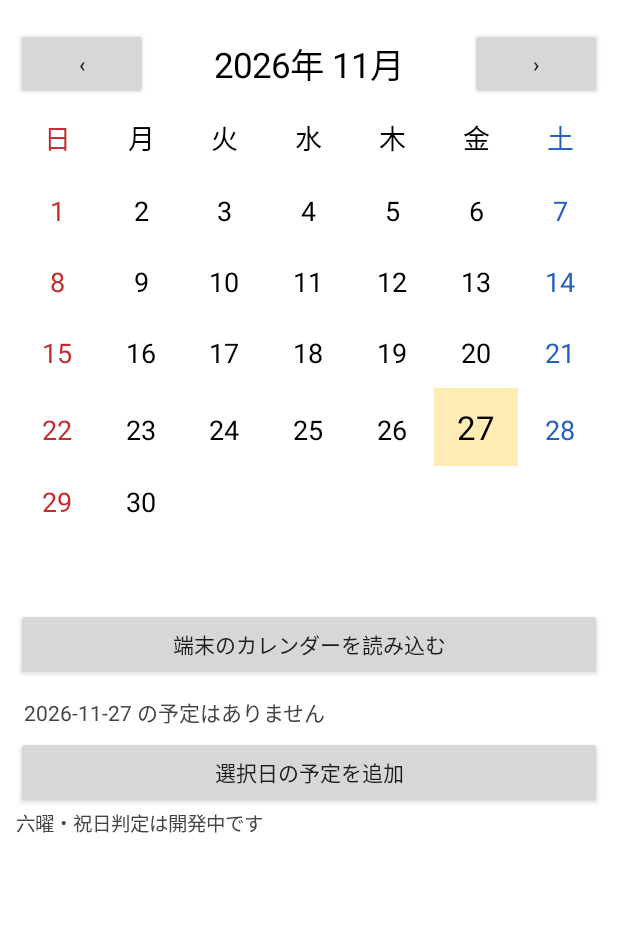
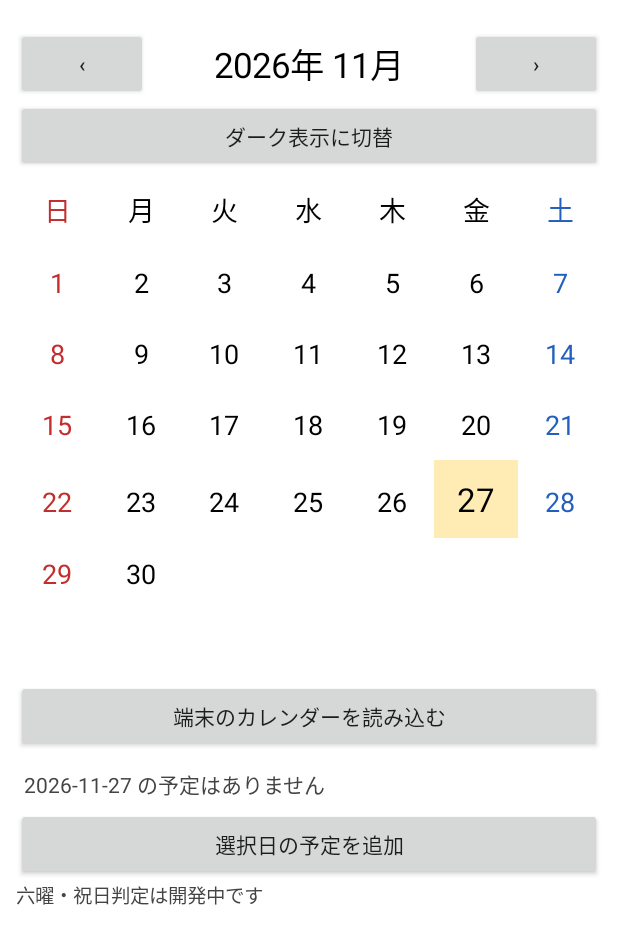
Before and after one commit to kurenn46-max/night-calendar-, an Android app: the screen it shows after launch (MainActivity), on a phone screen of 412 x 824 dp. Shown: the top 944 px of the screen. Run offline under Robolectric (Android 15) with nearby library versions, the phone set to English and light mode, and no system bars.

Commit message:
feat(calendar): verified light and dark appearance
* feat(calendar): add persistent light/dark switch and preserve selected date

* fix(calendar): avoid Android View Drawable property shadowing theme colors

```diff
--- a/app/src/main/java/com/nightcalendar/MainActivity.kt
+++ b/app/src/main/java/com/nightcalendar/MainActivity.kt
@@ -28,26 +28,45 @@ class MainActivity : Activity() {
     private lateinit var eventSummary: TextView
     private lateinit var eventButtons: LinearLayout
     private val japanese = Locale.JAPAN
+    private var dark = false
+    private val nightForegroundColor get() = if (dark) Color.rgb(235, 235, 235) else Color.BLACK
+    private val nightSecondaryColor get() = if (dark) Color.rgb(190, 190, 190) else Color.DKGRAY
+    private val nightBackgroundColor get() = if (dark) Color.rgb(24, 24, 28) else Color.WHITE
 
     override fun onCreate(savedInstanceState: Bundle?) {
         super.onCreate(savedInstanceState)
+        dark = getPreferences(MODE_PRIVATE).getBoolean("dark",
+            resources.configuration.uiMode and android.content.res.Configuration.UI_MODE_NIGHT_MASK ==
+                android.content.res.Configuration.UI_MODE_NIGHT_YES)
+        savedInstanceState?.getString("selectedDate")?.let {
+            selectedDate = LocalDate.parse(it)
+            month = YearMonth.from(selectedDate)
+        }
+        setTheme(if (dark) android.R.style.Theme_Material_NoActionBar else android.R.style.Theme_Material_Light_NoActionBar)
         val root = LinearLayout(this).apply {
             orientation = LinearLayout.VERTICAL
             setPadding(16, 28, 16, 12)
-            setBackgroundColor(Color.WHITE)
+            setBackgroundColor(nightBackgroundColor)
         }
         val navigation = LinearLayout(this).apply { gravity = Gravity.CENTER_VERTICAL }
         val previous = Button(this).apply { text = "‹"; setOnClickListener { moveMonth(-1) } }
         heading = TextView(this).apply {
             textSize = 23f
             gravity = Gravity.CENTER
-            setTextColor(Color.BLACK)
+            setTextColor(nightForegroundColor)
         }
         val next = Button(this).apply { text = "›"; setOnClickListener { moveMonth(1) } }
         navigation.addView(previous)
         navigation.addView(heading, LinearLayout.LayoutParams(0, -2, 1f))
         navigation.addView(next)
         root.addView(navigation)
+        root.addView(Button(this).apply {
+            text = if (dark) "ライト表示に切替" else "ダーク表示に切替"
+            setOnClickListener {
+                getPreferences(MODE_PRIVATE).edit().putBoolean("dark", !dark).apply()
+                recreate()
+            }
+        })
         calendar = GridLayout(this).apply { columnCount = 7 }
         root.addView(calendar)
         root.addView(Button(this).apply {
@@ -60,7 +79,7 @@ class MainActivity : Activity() {
         })
         eventSummary = TextView(this).apply {
             textSize = 14f
-            setTextColor(Color.DKGRAY)
+            setTextColor(nightSecondaryColor)
             setPadding(8, 16, 8, 8)
         }
         root.addView(eventSummary)
@@ -81,10 +100,15 @@ class MainActivity : Activity() {
         root.addView(TextView(this).apply {
             text = "六曜・祝日判定は開発中です"
             textSize = 13f
-            setTextColor(Color.DKGRAY)
+            setTextColor(nightSecondaryColor)
         })
         setContentView(root)
         render()
+    }
+
+    override fun onSaveInstanceState(outState: Bundle) {
+        outState.putString("selectedDate", selectedDate.toString())
+        super.onSaveInstanceState(outState)
     }
 
     private fun moveMonth(delta: Long) {
@@ -155,12 +179,12 @@ class MainActivity : Activity() {
             gravity = Gravity.CENTER
             setPadding(3, 17, 3, 17)
             setTextColor(when (column) {
-                0 -> Color.rgb(195, 45, 45)
-                6 -> Color.rgb(35, 95, 190)
-                else -> Color.BLACK
+                0 -> if (dark) Color.rgb(255, 145, 145) else Color.rgb(195, 45, 45)
+                6 -> if (dark) Color.rgb(145, 185, 255) else Color.rgb(35, 95, 190)
+                else -> nightForegroundColor
             })
-            if (today) setBackgroundColor(Color.rgb(255, 235, 180))
-            else if (date != null && date == selectedDate) setBackgroundColor(Color.rgb(220, 235, 255))
+            if (today) setBackgroundColor(if (dark) Color.rgb(90, 65, 20) else Color.rgb(255, 235, 180))
+            else if (date != null && date == selectedDate) setBackgroundColor(if (dark) Color.rgb(35, 55, 90) else Color.rgb(220, 235, 255))
             if (date != null) setOnClickListener { selectedDate = date; render() }
         }
         calendar.addView(cell, GridLayout.LayoutParams().apply {
```
